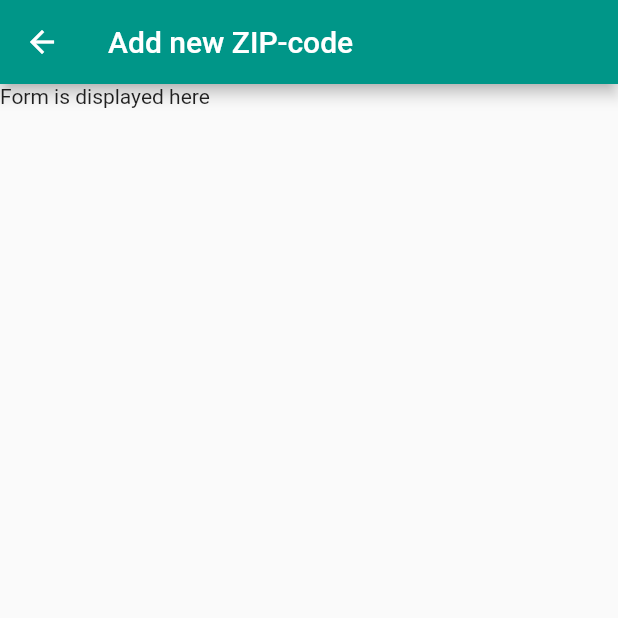
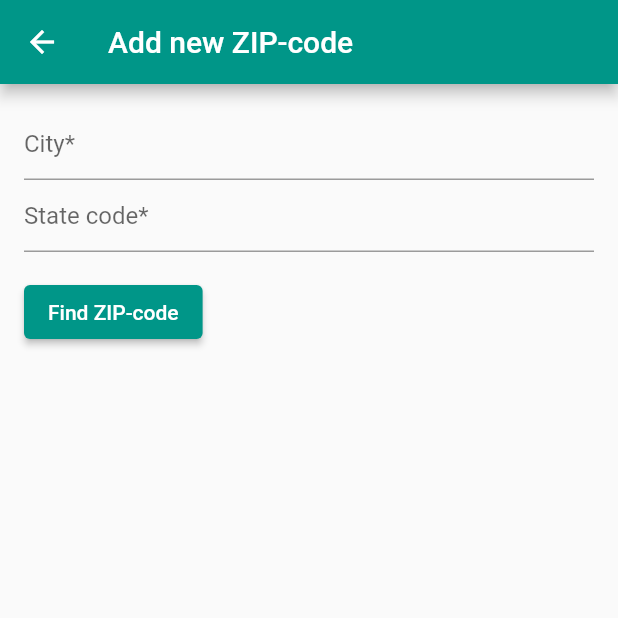
Before and after one commit to eug-vs/ziplock, a Flutter app: the FormPage screen opened directly, on a phone screen of 412 x 824 dp, the top half of it. Run offline on Flutter 3.47's test engine with Material 2 defaults, Android fonts, the light colour scheme and no system bars.

Commit message:
feat: add initial SearchForm

```diff
--- a/lib/containers/FormPage/FormPage.dart
+++ b/lib/containers/FormPage/FormPage.dart
@@ -1,4 +1,5 @@
 import 'package:flutter/material.dart';
+import './SearchForm.dart';
 
 
 class FormPage extends StatelessWidget {
@@ -10,7 +11,10 @@ class FormPage extends StatelessWidget {
       appBar: AppBar(
         title: Text('Add new ZIP-code'),
       ),
-      body: Text('Form is displayed here'),
+      body: Padding(
+        padding: const EdgeInsets.symmetric(vertical: 16.0, horizontal: 16.0),
+        child: SearchForm()
+      ),
     );
   }
 }
--- /dev/null
+++ b/lib/containers/FormPage/SearchForm.dart
@@ -0,0 +1,61 @@
+import 'package:flutter/material.dart';
+
+
+class SearchForm extends StatefulWidget {
+  SearchForm({Key key}) : super(key: key);
+
+  @override
+  _SearchFormState createState() => _SearchFormState();
+}
+
+class _SearchFormState extends State<SearchForm> {
+  final _formKey = GlobalKey<FormState>();
+
+  @override
+  Widget build(BuildContext context) {
+    return Form(
+      key: _formKey,
+      child: Column(
+        crossAxisAlignment: CrossAxisAlignment.start,
+        children: <Widget>[
+          TextFormField(
+            decoration: const InputDecoration(
+              hintText: 'City*',
+            ),
+            validator: (value) {
+              if (value.isEmpty) {
+                return 'Please fill in this field';
+              }
+              return null;
+            },
+          ),
+          TextFormField(
+            decoration: const InputDecoration(
+              hintText: 'State code*',
+            ),
+            validator: (value) {
+              if (value.isEmpty) {
+                return 'Please fill in this field';
+              }
+              if (value.length > 2) {
+                return 'State code must not contain more than 2 letters';
+              }
+              return null;
+            },
+          ),
+          Padding(
+            padding: const EdgeInsets.symmetric(vertical: 16.0),
+            child: ElevatedButton(
+              onPressed: () {
+                if (_formKey.currentState.validate()) {
+                  // Process data.
+                }
+              },
+              child: Text('Find ZIP-code'),
+            ),
+          ),
+        ],
+      ),
+    );
+  }
+}
```
